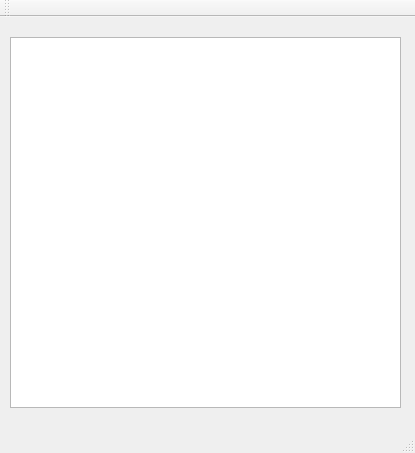
Above: server/mainwindow.ui from kostomarush/royallty before the change. Below: the same form after it.
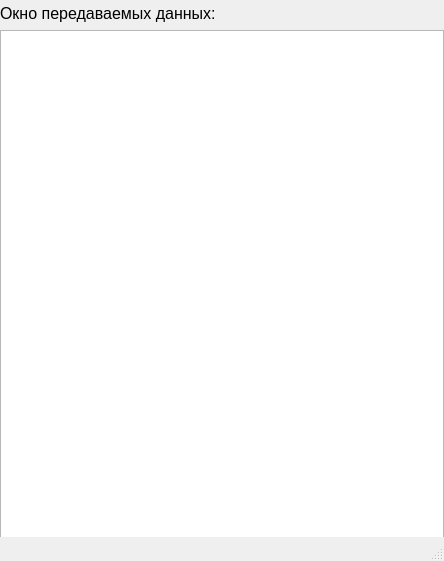
That is the form after the change.

```diff
--- a/server/mainwindow.ui
+++ b/server/mainwindow.ui
@@ -6,10 +6,22 @@
    <rect>
     <x>0</x>
     <y>0</y>
-    <width>415</width>
-    <height>453</height>
+    <width>444</width>
+    <height>561</height>
    </rect>
   </property>
+  <property name="minimumSize">
+   <size>
+    <width>444</width>
+    <height>561</height>
+   </size>
+  </property>
+  <property name="maximumSize">
+   <size>
+    <width>444</width>
+    <height>561</height>
+   </size>
+  </property>
   <property name="font">
    <font>
     <pointsize>12</pointsize>
@@ -22,18 +34,43 @@
    <widget class="QListWidget" name="listWidget">
     <property name="geometry">
      <rect>
-      <x>10</x>
-      <y>20</y>
-      <width>391</width>
-      <height>371</height>
+      <x>0</x>
+      <y>30</y>
+      <width>444</width>
+      <height>531</height>
      </rect>
     </property>
+    <property name="minimumSize">
+     <size>
+      <width>444</width>
+      <height>531</height>
+     </size>
+    </property>
+    <property name="maximumSize">
+     <size>
+      <width>444</width>
+      <height>531</height>
+     </size>
+    </property>
     <property name="font">
      <font>
       <pointsize>12</pointsize>
      </font>
     </property>
    </widget>
+   <widget class="QLabel" name="label">
+    <property name="geometry">
+     <rect>
+      <x>0</x>
+      <y>3</y>
+      <width>221</width>
+      <height>21</height>
+     </rect>
+    </property>
+    <property name="text">
+     <string>Окно передаваемых данных:</string>
+    </property>
+   </widget>
   </widget>
   <widget class="QMenuBar" name="menuBar">
    <property name="geometry">
@@ -45,14 +82,6 @@
     </rect>
    </property>
   </widget>
-  <widget class="QToolBar" name="mainToolBar">
-   <attribute name="toolBarArea">
-    <enum>TopToolBarArea</enum>
-   </attribute>
-   <attribute name="toolBarBreak">
-    <bool>false</bool>
-   </attribute>
-  </widget>
   <widget class="QStatusBar" name="statusBar">
    <property name="font">
     <font>
```
Left out of the diff: 6 changed lines with no effect on the pictures.
